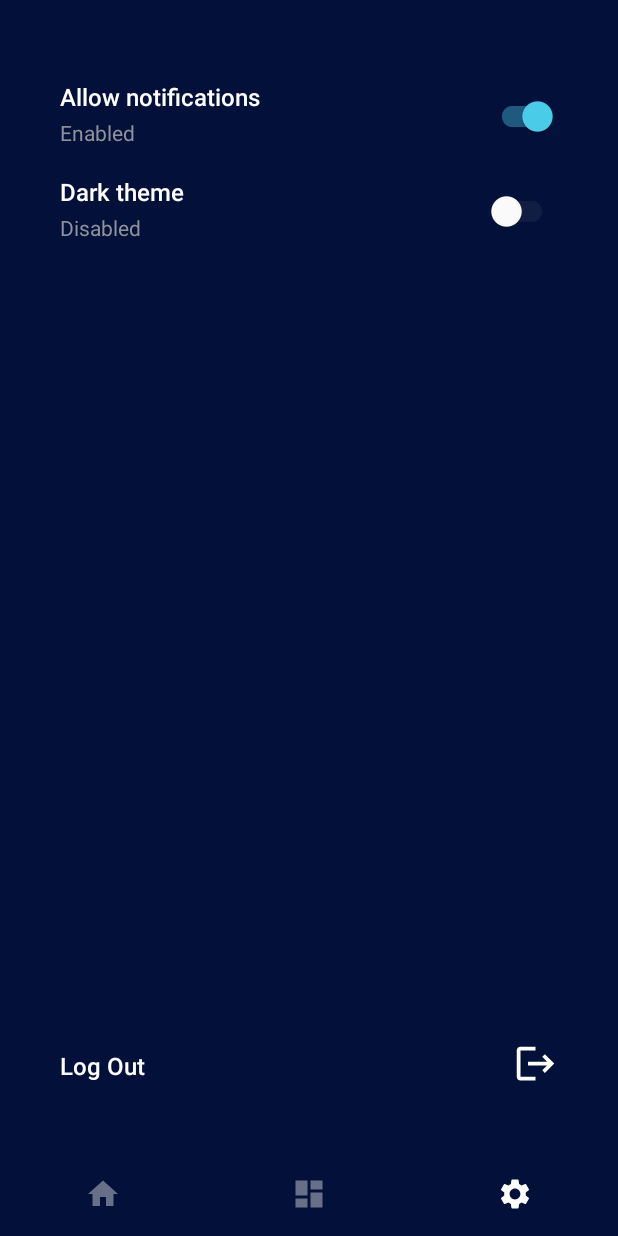
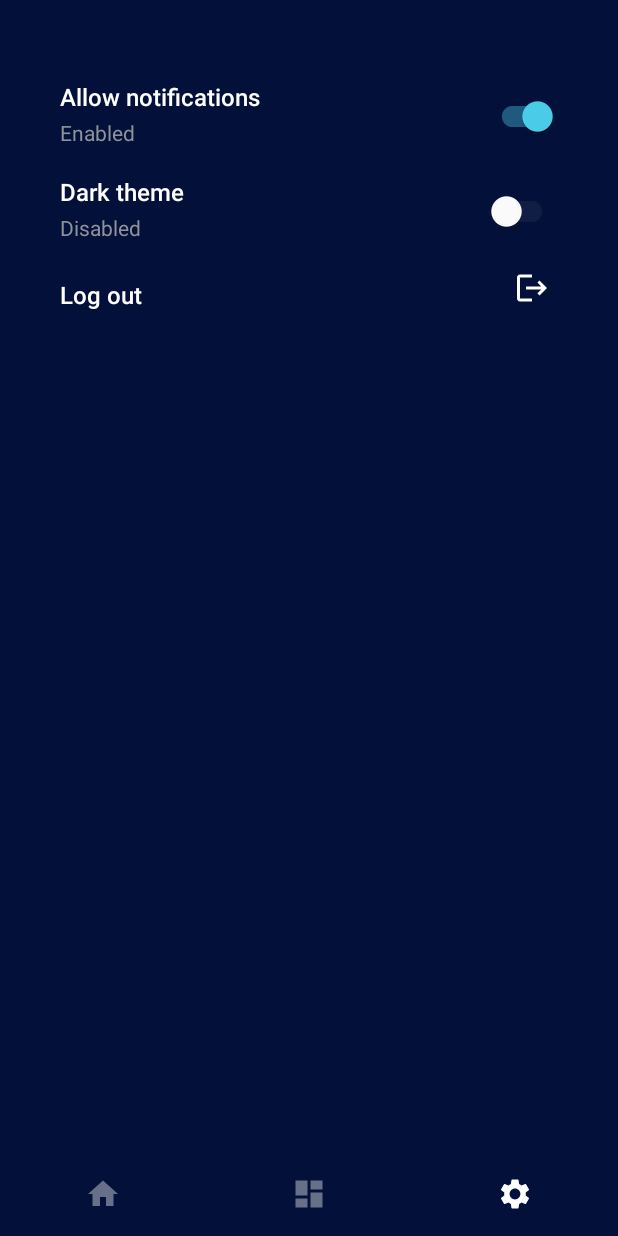
Before and after one commit to bandreit/SEP4, an Android app: the SettingsFragment screen opened through its navigation route, on a phone screen of 412 x 824 dp. Run offline under Robolectric (Android 15) with nearby library versions, the phone set to English and light mode, and no system bars; our stand-ins replace Firebase (no records; nobody signed in at launch, a user with empty details on screens opened directly), navigation-ui.

Commit message:
Updating design

```diff
--- a/app/app/src/main/java/com/warehouse/ui/dashboard_statistics/DashboardStatisticsFragment.java
+++ b/app/app/src/main/java/com/warehouse/ui/dashboard_statistics/DashboardStatisticsFragment.java
@@ -88,7 +88,9 @@ public class DashboardStatisticsFragment extends Fragment {
     private void setupFilter() {
         spinner = root.findViewById(R.id.spinner);
         ArrayAdapter<CharSequence> adapter = ArrayAdapter.createFromResource(getContext(), R.array.filter_dashboard, R.layout.spinner_item);
+        adapter.setDropDownViewResource(android.R.layout.simple_spinner_dropdown_item);
         spinner.setAdapter(adapter);
+
 
         spinner.setOnItemSelectedListener(new AdapterView.OnItemSelectedListener() {
             @Override
--- a/app/app/src/main/res/drawable/ic_baseline_logout_24.xml
+++ b/app/app/src/main/res/drawable/ic_baseline_logout_24.xml
@@ -1,5 +1,5 @@
-<vector android:autoMirrored="true" android:height="30dp"
+<vector android:autoMirrored="true" android:height="24dp"
     android:tint="#FFFFFF" android:viewportHeight="24"
-    android:viewportWidth="24" android:width="30dp" xmlns:android="http://schemas.android.com/apk/res/android">
+    android:viewportWidth="24" android:width="24dp" xmlns:android="http://schemas.android.com/apk/res/android">
     <path android:fillColor="@android:color/white" android:pathData="M17,7l-1.41,1.41L18.17,11H8v2h10.17l-2.58,2.58L17,17l5,-5zM4,5h8V3H4c-1.1,0 -2,0.9 -2,2v14c0,1.1 0.9,2 2,2h8v-2H4V5z"/>
 </vector>
--- /dev/null
+++ b/app/app/src/main/res/drawable/ic_baseline_tune_24.xml
@@ -0,0 +1,5 @@
+<vector android:height="24dp" android:tint="#FFFFFF"
+    android:viewportHeight="24" android:viewportWidth="24"
+    android:width="24dp" xmlns:android="http://schemas.android.com/apk/res/android">
+    <path android:fillColor="@android:color/white" android:pathData="M3,17v2h6v-2L3,17zM3,5v2h10L13,5L3,5zM13,21v-2h8v-2h-8v-2h-2v6h2zM7,9v2L3,11v2h4v2h2L9,9L7,9zM21,13v-2L11,11v2h10zM15,9h2L17,7h4L21,5h-4L17,3h-2v6z"/>
+</vector>
--- a/app/app/src/main/res/layout/fragment_dashboard.xml
+++ b/app/app/src/main/res/layout/fragment_dashboard.xml
@@ -25,6 +25,7 @@
             app:layout_constraintTop_toTopOf="parent"
             app:tabIndicatorColor="@color/teal_400"
             app:tabMode="scrollable"
+            app:tabIndicatorFullWidth="false"
             app:tabSelectedTextColor="@color/white"
             app:tabTextColor="@color/white_800" />
     </com.warehouse.adapters.ScrollableViewPagerAdapter>
--- a/app/app/src/main/res/layout/fragment_dashboard_statistics.xml
+++ b/app/app/src/main/res/layout/fragment_dashboard_statistics.xml
@@ -21,6 +21,7 @@
             android:layout_height="wrap_content"
             android:backgroundTint="@color/white"
             android:padding="5dp"
+            app:popupTheme="@style/AppTheme.PopupOverlay"
             android:popupBackground="@drawable/card_background"
             android:spinnerMode="dropdown"
             android:textAlignment="gravity"
--- a/app/app/src/main/res/layout/fragment_home.xml
+++ b/app/app/src/main/res/layout/fragment_home.xml
@@ -24,6 +24,7 @@
             app:layout_constraintTop_toTopOf="parent"
             app:tabIndicatorColor="@color/teal_400"
             app:tabMode="scrollable"
+            app:tabIndicatorFullWidth="false"
             app:tabSelectedTextColor="@color/white"
             app:tabTextColor="@color/white_800"/>
     </androidx.viewpager.widget.ViewPager>
--- a/app/app/src/main/res/layout/fragment_settings.xml
+++ b/app/app/src/main/res/layout/fragment_settings.xml
@@ -26,18 +26,6 @@
             android:id="@+id/themeMode"
             layout="@layout/settings_component_theme" />
 
-    </LinearLayout>
-
-    <LinearLayout
-        android:orientation="vertical"
-        android:gravity="bottom"
-        android:layout_width="match_parent"
-        android:layout_height="match_parent"
-        app:layout_constraintBottom_toBottomOf="parent"
-        app:layout_constraintEnd_toEndOf="parent"
-        app:layout_constraintStart_toStartOf="parent"
-        app:layout_constraintTop_toTopOf="parent">
-
         <include
             android:id="@+id/logout"
             layout="@layout/settings_component_logout" />
--- a/app/app/src/main/res/layout/home_sensor_item.xml
+++ b/app/app/src/main/res/layout/home_sensor_item.xml
@@ -1,9 +1,8 @@
 <?xml version="1.0" encoding="utf-8"?>
-
-
 <androidx.constraintlayout.widget.ConstraintLayout xmlns:android="http://schemas.android.com/apk/res/android"
     xmlns:app="http://schemas.android.com/apk/res-auto"
     xmlns:tools="http://schemas.android.com/tools"
+    android:id="@+id/sensorItem"
     android:layout_width="match_parent"
     android:layout_height="wrap_content"
     android:layout_marginVertical="5dp"
@@ -46,7 +45,7 @@
         android:id="@+id/configureBtn"
         android:layout_width="wrap_content"
         android:layout_height="wrap_content"
-        android:background="@drawable/ic_baseline_settings_24"
+        android:background="@drawable/ic_baseline_tune_24"
         android:backgroundTint="@color/white_800"
         app:layout_constraintBottom_toBottomOf="parent"
         app:layout_constraintEnd_toEndOf="parent"
--- a/app/app/src/main/res/layout/settings_component_logout.xml
+++ b/app/app/src/main/res/layout/settings_component_logout.xml
@@ -1,7 +1,10 @@
 <?xml version="1.0" encoding="utf-8"?>
 <RelativeLayout xmlns:android="http://schemas.android.com/apk/res/android"
+    xmlns:app="http://schemas.android.com/apk/res-auto"
     android:layout_width="wrap_content"
-    android:layout_height="wrap_content">
+    android:layout_height="wrap_content"
+    android:paddingEnd="5dp"
+    android:paddingRight="5dp">
 
     <TextView
         android:layout_marginTop="5dp"
--- a/app/app/src/main/res/values/strings.xml
+++ b/app/app/src/main/res/values/strings.xml
@@ -8,7 +8,7 @@
     <string name="title_disabled">Disabled</string>
     <string name="title_theme">Dark theme</string>
     <string name="title_allow_notifications">Allow notifications</string>
-    <string name="title_logout">Log Out</string>
+    <string name="title_logout">Log out</string>
     <string name="sign_in_title">Let\'s sign you in</string>
     <string name="sign_in_subtitle">Welcome back! You’ve been missed</string>
     <string name="email">Email</string>
--- /dev/null
+++ b/app/app/src/main/res/values/styles.xml
@@ -0,0 +1,6 @@
+<?xml version="1.0" encoding="utf-8"?>
+<resources>
+    <style name="AppTheme.PopupOverlay" parent="ThemeOverlay.AppCompat.Light">
+        <item name="android:textColor">@color/white</item>
+    </style>
+</resources>
```
Also changed, not shown: app/app/src/main/java/com/warehouse/ui/home_sensors/SensorsRecyclerViewAdapter.java (+9 -1 lines).
